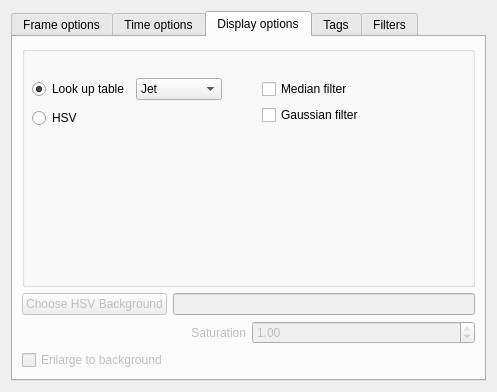
Above: ProcessOptionsGui.ui from fedeceri85/robopy2 before the change. Below: the same form after it.
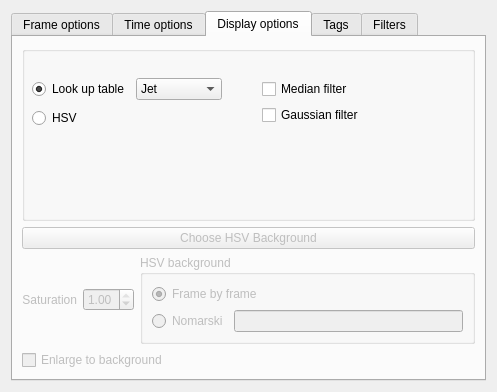
That is the form after the change. The open tabs and pages were chosen to show the change.

Commit message: Added rawSequence options. Tons of bugfixes. Change the getFrame function to the old scipy one (only one that is working...)

```diff
--- a/ProcessOptionsGui.ui
+++ b/ProcessOptionsGui.ui
@@ -324,8 +324,8 @@
       <attribute name="title">
        <string>Display options</string>
       </attribute>
-      <layout class="QVBoxLayout" name="verticalLayout_5">
-       <item>
+      <layout class="QGridLayout" name="gridLayout_3">
+       <item row="0" column="0" colspan="2">
         <widget class="QGroupBox" name="DOgroupBox">
          <property name="title">
           <string/>
@@ -382,13 +382,13 @@
            </item>
           </layout>
          </widget>
-         <widget class="QWidget" name="">
+         <widget class="QWidget" name="layoutWidget">
           <property name="geometry">
            <rect>
             <x>240</x>
             <y>33</y>
             <width>106</width>
-            <height>47</height>
+            <height>48</height>
            </rect>
           </property>
           <layout class="QVBoxLayout" name="verticalLayout_6">
@@ -410,7 +410,7 @@
          </widget>
         </widget>
        </item>
-       <item>
+       <item row="1" column="0" colspan="2">
         <layout class="QHBoxLayout" name="horizontalLayout_5">
          <item>
           <widget class="QPushButton" name="chooseBackgroundButton">
@@ -422,16 +422,9 @@
            </property>
           </widget>
          </item>
-         <item>
-          <widget class="QLineEdit" name="backgroundLineEdit">
-           <property name="enabled">
-            <bool>false</bool>
-           </property>
-          </widget>
-         </item>
         </layout>
        </item>
-       <item>
+       <item row="2" column="0">
         <layout class="QHBoxLayout" name="horizontalLayout_6">
          <item>
           <widget class="QLabel" name="label_2">
@@ -464,7 +457,47 @@
          </item>
         </layout>
        </item>
-       <item>
+       <item row="2" column="1">
+        <widget class="QGroupBox" name="HSVbackGroupBox">
+         <property name="enabled">
+          <bool>false</bool>
+         </property>
+         <property name="title">
+          <string>HSV background</string>
+         </property>
+         <layout class="QVBoxLayout" name="verticalLayout_5">
+          <item>
+           <widget class="QRadioButton" name="FrameByFrameRadioButton">
+            <property name="text">
+             <string>Frame by frame</string>
+            </property>
+            <property name="checked">
+             <bool>true</bool>
+            </property>
+           </widget>
+          </item>
+          <item>
+           <layout class="QHBoxLayout" name="horizontalLayout_7">
+            <item>
+             <widget class="QRadioButton" name="NomarskiRadioButton">
+              <property name="text">
+               <string>Nomarski</string>
+              </property>
+             </widget>
+            </item>
+            <item>
+             <widget class="QLineEdit" name="backgroundLineEdit">
+              <property name="enabled">
+               <bool>false</bool>
+              </property>
+             </widget>
+            </item>
+           </layout>
+          </item>
+         </layout>
+        </widget>
+       </item>
+       <item row="3" column="0" colspan="2">
         <widget class="QCheckBox" name="enlargeToBckCheckBox">
          <property name="enabled">
           <bool>false</bool>
```
Left out of the diff: 4 changed lines with no effect on the pictures. The commit also changes 7 other files.
